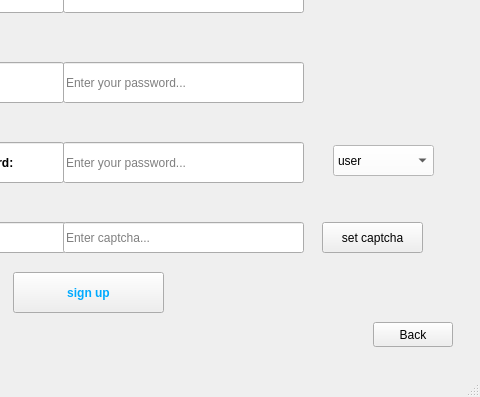
Before: the Qt Designer form signup.ui in white-vessel/eyd-project, drawn with Qt 5; both pictures show x 247 to 727 and y 197 to 594 of the 727 by 594 pixel window.
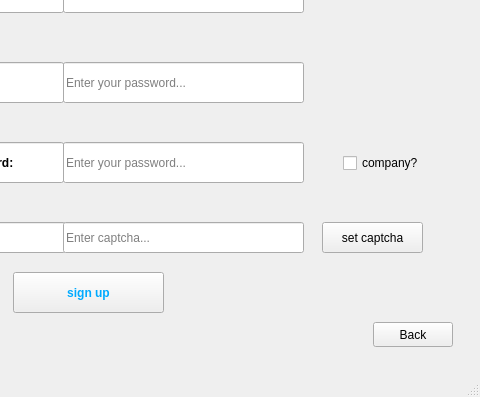
After: the same form once the commit is applied. Icons and pictures are not drawn.

```diff
--- a/signup.ui
+++ b/signup.ui
@@ -214,30 +214,18 @@
      <string>Back</string>
     </property>
    </widget>
-   <widget class="QComboBox" name="comboBox">
+   <widget class="QCheckBox" name="checkBox">
     <property name="geometry">
      <rect>
-      <x>580</x>
-      <y>323</y>
-      <width>101</width>
-      <height>31</height>
+      <x>590</x>
+      <y>330</y>
+      <width>83</width>
+      <height>22</height>
      </rect>
     </property>
-    <property name="styleSheet">
-     <string notr="true">color: rgb(0, 0, 0);
-background-color: rgb(255, 255, 255);
-</string>
+    <property name="text">
+     <string>company?</string>
     </property>
-    <item>
-     <property name="text">
-      <string>user</string>
-     </property>
-    </item>
-    <item>
-     <property name="text">
-      <string>company</string>
-     </property>
-    </item>
    </widget>
   </widget>
   <widget class="QMenuBar" name="menubar">
```
